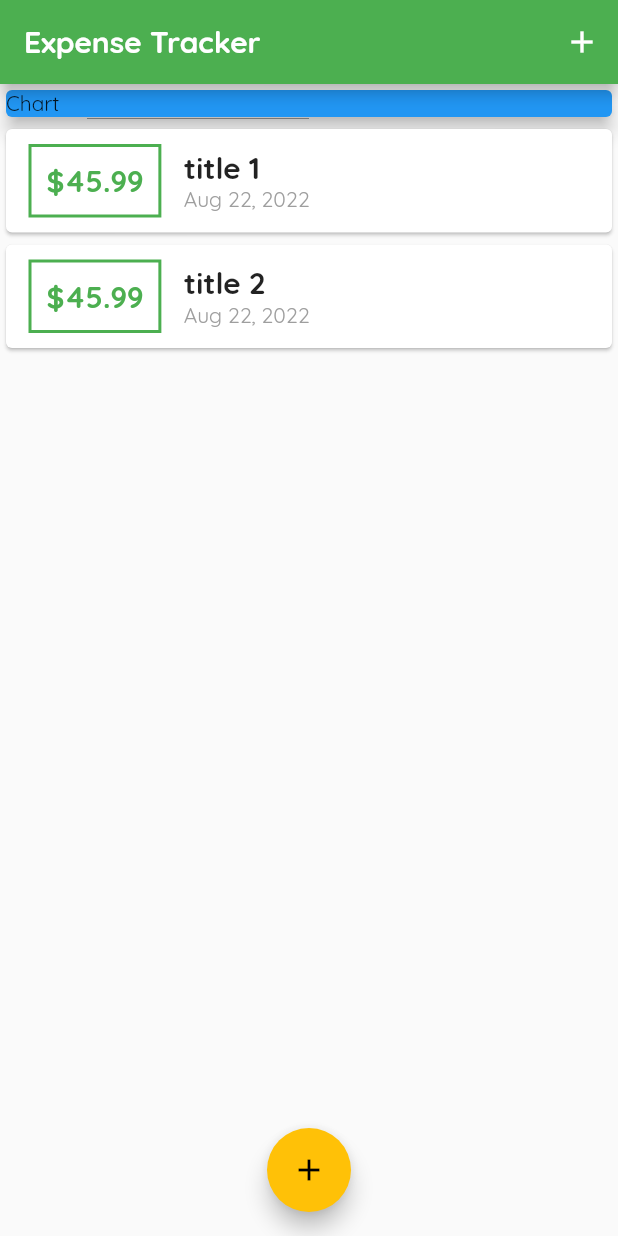
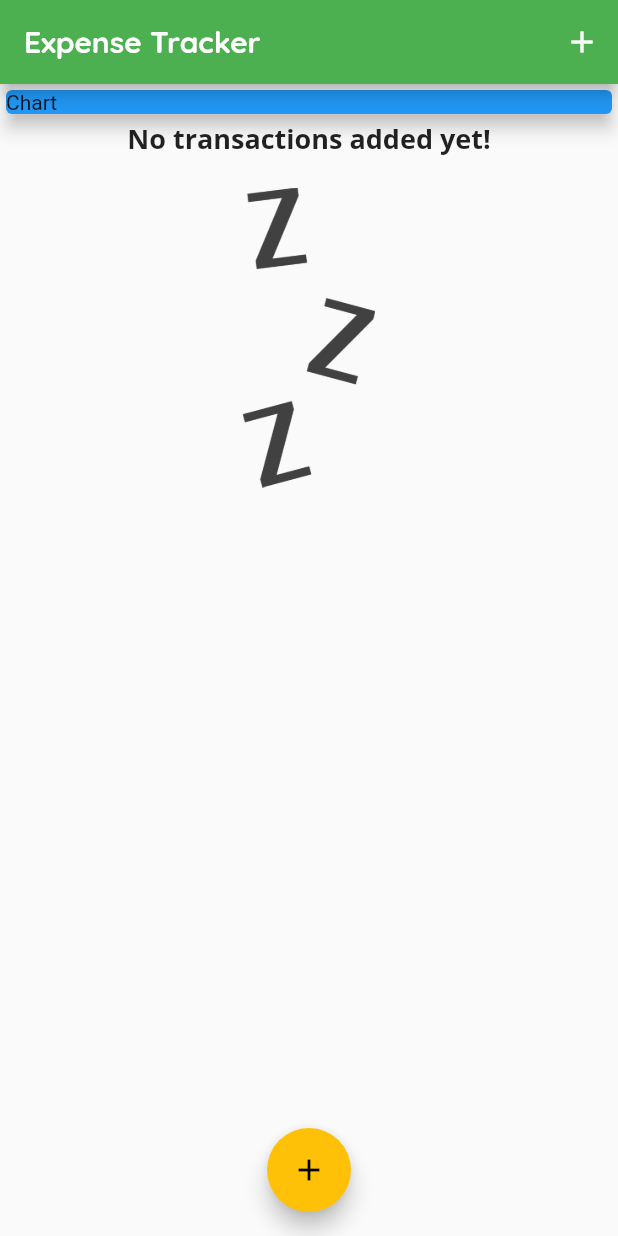
Before and after one commit to felixdusengimana/expense-tracker, a Flutter app: the screen it shows after launch, on a phone screen of 412 x 824 dp. Run offline on Flutter 3.47's test engine with Material 2 defaults, Android fonts, the phone set to English and light mode, and no system bars.

```diff
--- a/lib/main.dart
+++ b/lib/main.dart
@@ -17,6 +17,12 @@ class MyApp extends StatelessWidget {
           primarySwatch: Colors.green,
           accentColor: Colors.amber,
           fontFamily: 'Quicksand',
+          textTheme: ThemeData.light().textTheme.copyWith(
+              headline6: TextStyle(
+                  fontFamily: 'OpenSans',
+                  fontSize: 18,
+                  fontWeight: FontWeight.bold),
+              button: TextStyle(color: Colors.white)),
           appBarTheme: AppBarTheme(
               titleTextStyle: TextStyle(
                   fontFamily: 'QuickSand',
@@ -33,12 +39,7 @@ class MyHomePage extends StatefulWidget {
 }
 
 class _MyHomePageState extends State<MyHomePage> {
-  final List<Transaction> _usertransactions = [
-    Transaction(
-        id: "t1", title: "title 1", amount: 45.99, dateTime: DateTime.now()),
-    Transaction(
-        id: "t2", title: "title 2", amount: 45.99, dateTime: DateTime.now()),
-  ];
+  final List<Transaction> _usertransactions = [];
 
   void _addNewTransaction(String title, double amount) {
     final newTx = Transaction(
--- a/lib/widgets/transaction_list.dart
+++ b/lib/widgets/transaction_list.dart
@@ -12,17 +12,31 @@ class TransactionList extends StatelessWidget {
   Widget build(BuildContext context) {
     return Container(
         height: 400,
-        child: ListView.builder(
+        child: transactions.isEmpty
+            ? Column(children: [
+                Text('No transactions added yet!',
+                    style: Theme.of(context).textTheme.headline6),
+                SizedBox(height: 20),
+                Container(
+                    height: 200,
+                    child: Image.asset(
+                      'assets/images/waiting.png',
+                      fit: BoxFit.cover,
+                    ))
+              ])
+            : ListView.builder(
                 itemBuilder: (ctx, index) {
                   return Card(
                     child: Row(
                       children: <Widget>[
                         Container(
                           padding: EdgeInsets.all(10),
-                    margin: EdgeInsets.symmetric(vertical: 10, horizontal: 15),
+                          margin: EdgeInsets.symmetric(
+                              vertical: 10, horizontal: 15),
                           decoration: BoxDecoration(
                               border: Border.all(
-                            color: Theme.of(context).primaryColor, width: 2)),
+                                  color: Theme.of(context).primaryColor,
+                                  width: 2)),
                           child: Text(
                               '\$${transactions[index].amount.toStringAsFixed(2)}',
                               style: TextStyle(
@@ -39,7 +53,8 @@ class TransactionList extends StatelessWidget {
                                   fontSize: 20, fontWeight: FontWeight.bold),
                             ),
                             Text(
-                        DateFormat.yMMMd().format(transactions[index].dateTime),
+                              DateFormat.yMMMd()
+                                  .format(transactions[index].dateTime),
                               style: TextStyle(color: Colors.grey),
                             )
                           ],
--- a/pubspec.yaml
+++ b/pubspec.yaml
@@ -59,9 +59,8 @@ flutter:
   uses-material-design: true
 
   # To add assets to your application, add an assets section, like this:
-  # assets:
-  #   - images/a_dot_burr.jpeg
-  #   - images/a_dot_ham.jpeg
+  assets:
+    - assets/images/waiting.png
 
   # An image asset can refer to one or more resolution-specific "variants", see
   # https://flutter.dev/assets-and-images/#resolution-aware
```
Also changed, not shown: assets/images/waiting.png (added). Lines whose indentation alone changed are shown as unchanged.
